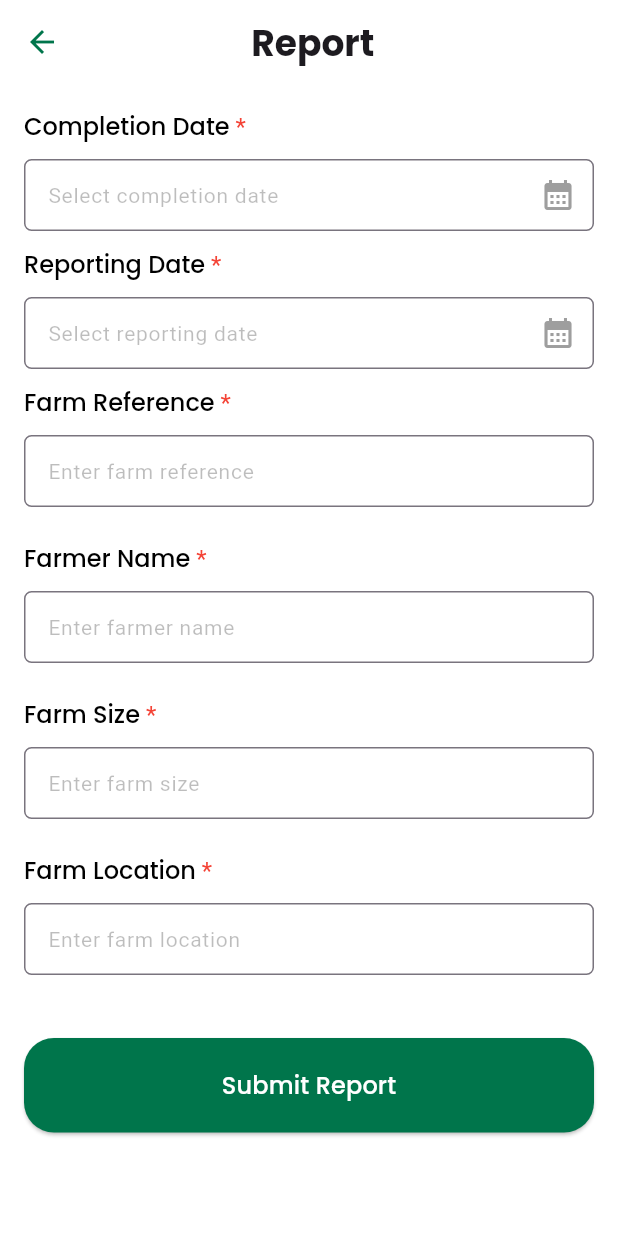
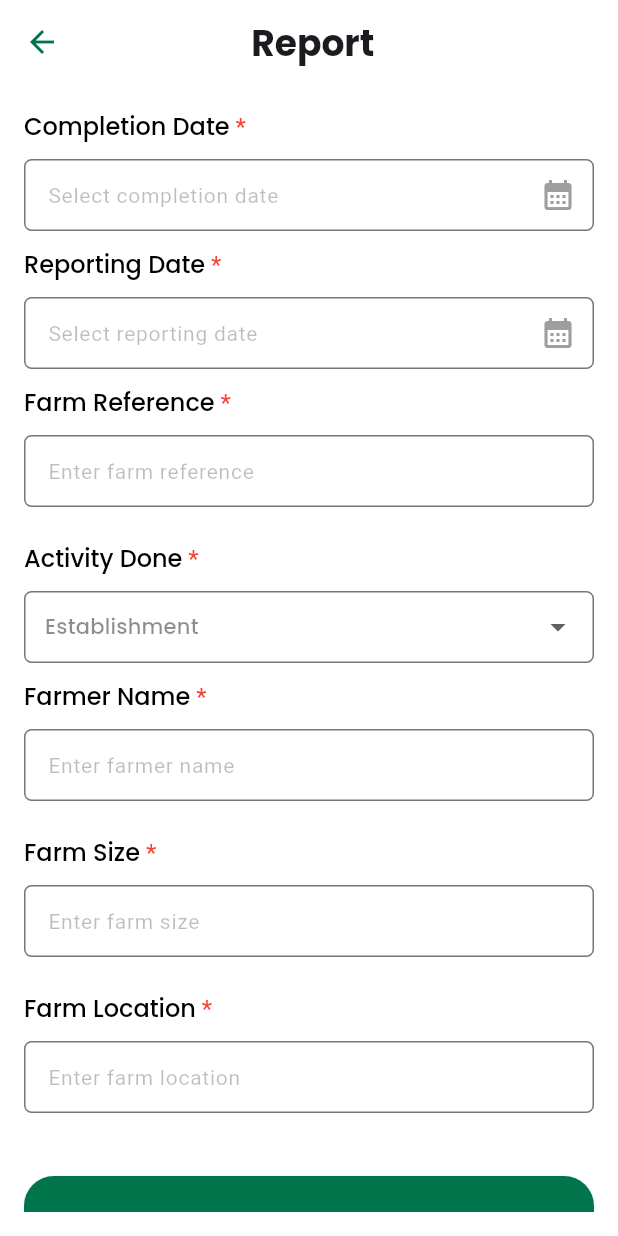
Before and after one commit to 383kay123/contractors, a Flutter app: the ReportFormPage screen opened directly, on a phone screen of 412 x 824 dp. Run offline on Flutter 3.47's test engine with Material 3 defaults, Android fonts, the light colour scheme and no system bars; our stand-ins replace connectivity_plus, flutter_spinkit, get, image_picker, shared_preferences, sqflite; accounts and stored records are empty.

Commit message:
suffer commit

```diff
--- a/lib/main.dart
+++ b/lib/main.dart
@@ -23,7 +23,7 @@ class MyApp extends StatelessWidget {
   Widget build(BuildContext context) {
     return MaterialApp(
       debugShowCheckedModeBanner: false,
-      home: SplashScreen(),
+      home: LoginPage(),
       routes: {
         '/login': (context) => const LoginPage(),
         '/home': (context) => const HomePage(contractorName: 'Edward'),
--- a/lib/report_activity.dart
+++ b/lib/report_activity.dart
@@ -1,4 +1,5 @@
 import 'package:apper/services/apiservice.dart';
+import 'package:apper/success.dart';
 import 'package:flutter/material.dart';
 import 'package:intl/intl.dart';
 
@@ -8,6 +9,26 @@ class ReportFormPage extends StatefulWidget {
 }
 
 class _ReportFormPageState extends State<ReportFormPage> {
+  String? _selectedactivity = 'Establishment';
+  final List<String> _activity = [
+    'Initial Treatment',
+    'Establishment',
+    'Maintenance'
+  ];
+  // Map display value to model value
+  String mapActivityToModelValue(String displayValue) {
+    switch (displayValue) {
+      case 'Initial Treatment':
+        return 'initial_treatment';
+      case 'Establishment':
+        return 'establishment';
+      case 'Maintenance':
+        return 'maintenance';
+      default:
+        return 'initial_treatment';
+    }
+  }
+
   final _formKey = GlobalKey<FormState>();
   final _completionDateController = TextEditingController();
   final _reportingDateController = TextEditingController();
@@ -20,12 +41,14 @@ class _ReportFormPageState extends State<ReportFormPage> {
   final ApiService _apiService = ApiService();
 
   Future<void> submitReport(BuildContext context) async {
+    print('Selected activity: $_selectedactivity');
     if (_formKey.currentState?.validate() ?? false) {
       // Get form data
       final reportData = {
         'completion_date': _completionDateController.text,
         'reporting_date': _reportingDateController.text,
         'farm_reference': _farmReferenceController.text,
+        'activity': mapActivityToModelValue(_selectedactivity!),
         'farmer_name': _farmerNameController.text,
         'farm_size': _farmSizeController.text,
         'farm_location': _farmLocationController.text,
@@ -36,12 +59,12 @@ class _ReportFormPageState extends State<ReportFormPage> {
 
       if (response.containsKey('error')) {
         // Handle error
-        ScaffoldMessenger.of(context)
-            .showSnackBar(SnackBar(content: Text(response['error'])));
-      } else {
-        // Successfully created report
-        ScaffoldMessenger.of(context).showSnackBar(
-            SnackBar(content: Text('Report created successfully')));
+
+        // Navigate to the SuccessPage
+        Navigator.pushReplacement(
+          context,
+          MaterialPageRoute(builder: (context) => LoadingToSuccessScreen()),
+        );
       }
     }
   }
@@ -90,6 +113,42 @@ class _ReportFormPageState extends State<ReportFormPage> {
           return null;
         },
       ),
+    );
+  }
+
+  Widget _buildActivityDropdown() {
+    return DropdownButtonFormField<String>(
+      value: _selectedactivity,
+      items: _activity.map((String activity) {
+        return DropdownMenuItem<String>(
+          value: activity,
+          child: Text(
+            activity,
+            style: const TextStyle(
+                fontFamily: 'Poppins', fontSize: 14, color: Colors.black45),
+          ),
+        );
+      }).toList(),
+      onChanged: (String? newValue) {
+        print('Selected activity: $newValue');
+        setState(() {
+          _selectedactivity = newValue!;
+        });
+      },
+      decoration: InputDecoration(
+        border: OutlineInputBorder(
+          borderRadius: BorderRadius.circular(5),
+          borderSide: const BorderSide(color: Colors.grey),
+        ),
+        contentPadding:
+            const EdgeInsets.symmetric(vertical: 12.0, horizontal: 10.0),
+      ),
+      validator: (value) {
+        if (value == null || value.isEmpty) {
+          return 'Please select an activity';
+        }
+        return null;
+      },
     );
   }
 
@@ -196,6 +255,10 @@ class _ReportFormPageState extends State<ReportFormPage> {
               SizedBox(
                 height: 10,
               ),
+              _buildLabel('Activity Done'),
+              SizedBox(height: 10),
+              _buildActivityDropdown(),
+              const SizedBox(height: 10),
               _buildLabel('Farmer Name'),
               SizedBox(height: 10),
               _buildTextField(_farmerNameController, "Enter farmer name",
```
